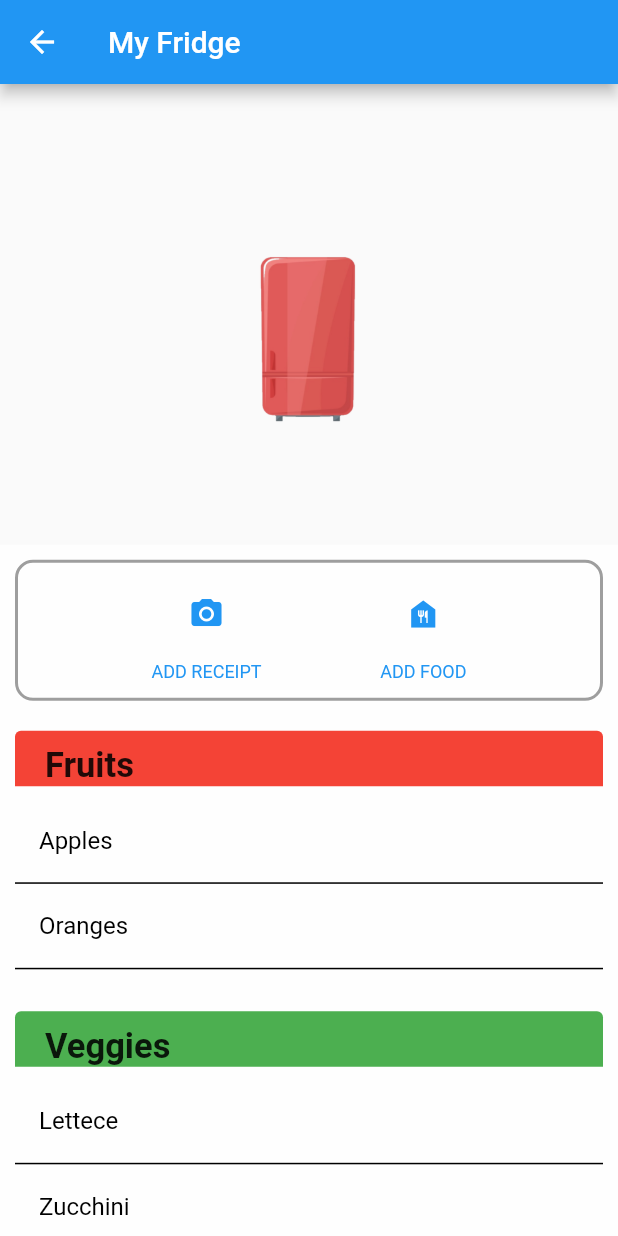
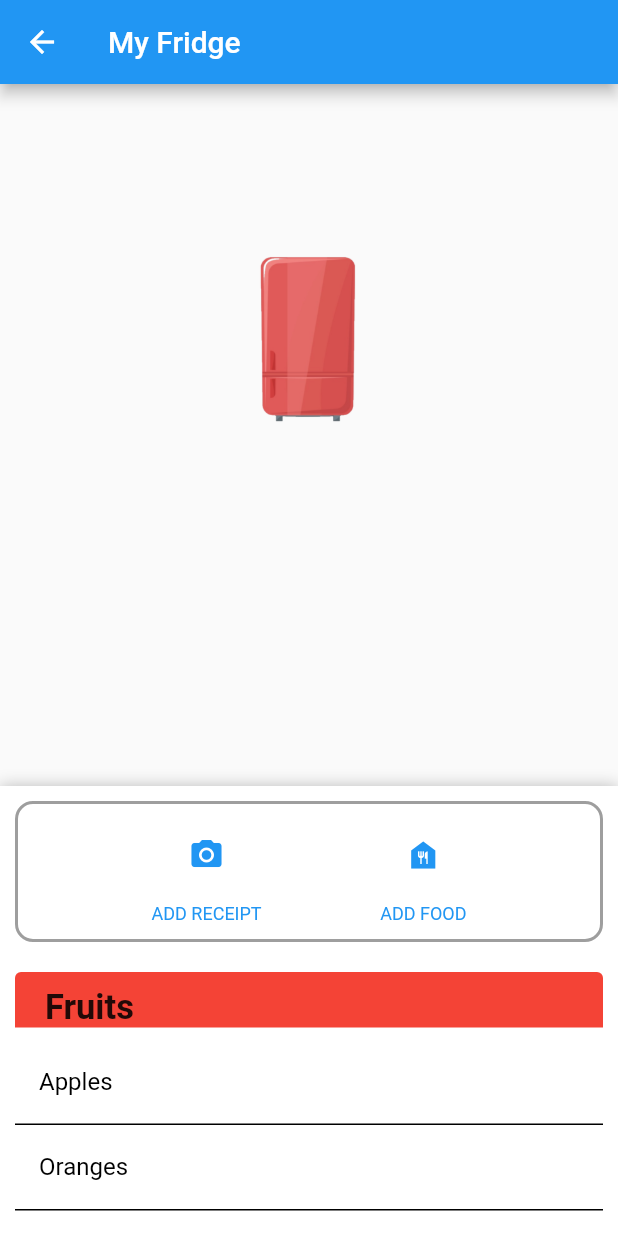
Before and after one commit to SideProjectHub/KitchenReceiptDatabase, a Flutter app: the UserFoodPage screen opened directly, on a phone screen of 412 x 824 dp. Run offline on Flutter 3.47's test engine with Material 2 defaults, Android fonts, the phone set to English and light mode, and no system bars; drawn by our look-alikes of sliding_up_panel; our stand-ins replace avatar_glow, carousel_slider, firebase_auth, flutter_signin_button, google_sign_in, image_picker and 1 more; missing offline and left inert: firebase_auth_web, firebase_core_web, google_sign_in_web, image_picker_for_web, mongo_dart; accounts and stored records are empty.

Commit message:
Refractored menu to have Sliding up Panel instead of DraggableSheet

```diff
--- a/frontend/lib/screens/FoodPage/user_food_page.dart
+++ b/frontend/lib/screens/FoodPage/user_food_page.dart
@@ -1,4 +1,5 @@
 import 'package:flutter/material.dart';
+import 'package:sliding_up_panel/sliding_up_panel.dart';
 
 import 'Components/fridge_menu.dart';
 import 'Components/food_list.dart';
@@ -53,6 +54,8 @@ class _UserFoodPageState extends State<UserFoodPage> {
   //Manages animations for food_menu
   final ScrollController foodScroll = ScrollController();
 
+  final ScrollController dragScroll = ScrollController();
+
   final List<Color> colors = [
     Colors.red,
     Colors.green,
@@ -88,6 +91,7 @@ class _UserFoodPageState extends State<UserFoodPage> {
   }
 
   void scrollEffect(int index) {
+    print(foodScroll.position);
     print(foodScroll.hasClients);
     if (foodScroll.hasClients) {
       foodScroll.animateTo(height[index],
@@ -102,28 +106,24 @@ class _UserFoodPageState extends State<UserFoodPage> {
       appBar: AppBar(
         title: Text("My Fridge"),
       ),
-      body: Stack(
+      body: FoodMethods(
+        child: Stack(
           children: [
             FridgeMenu(
               scrollEffect: scrollEffect,
             ),
-          DraggableScrollableSheet(
-            maxChildSize: 1.0,
-            initialChildSize: 0.6,
-            minChildSize: 0.4,
-            expand: true,
-            builder: (context, scrollController) => Container(
+            SlidingUpPanel(
+              maxHeight: MediaQuery.of(context).size.height - 100,
+              minHeight: 300,
+              isDraggable: true,
+              panel: Container(
                 color: Colors.white70,
-              child: FoodMethods(
                 child: Column(
                   children: [
                     FoodToolbar(),
                     Expanded(
                       child: ListView.builder(
-                        primary: false,
                         controller: foodScroll,
-                        scrollDirection: Axis.vertical,
-                        shrinkWrap: true,
                         itemCount: 6,
                         itemBuilder: (BuildContext innerContext, int index) {
                           return FoodList(
@@ -139,8 +139,8 @@ class _UserFoodPageState extends State<UserFoodPage> {
                 ),
               ),
             ),
+          ],
         ),
-        ],
       ),
     );
   }
--- a/frontend/pubspec.yaml
+++ b/frontend/pubspec.yaml
@@ -40,6 +40,7 @@ dependencies:
 
   image_picker: ^0.8.1
   carousel_slider: ^4.0.0
+  sliding_up_panel: ^2.0.0+1
 
   avatar_glow: null
   dart_mongo_lite: ^0.1.1
```
Also changed, not shown: frontend/pubspec.lock, 1 other file. Lines whose indentation alone changed are shown as unchanged.
